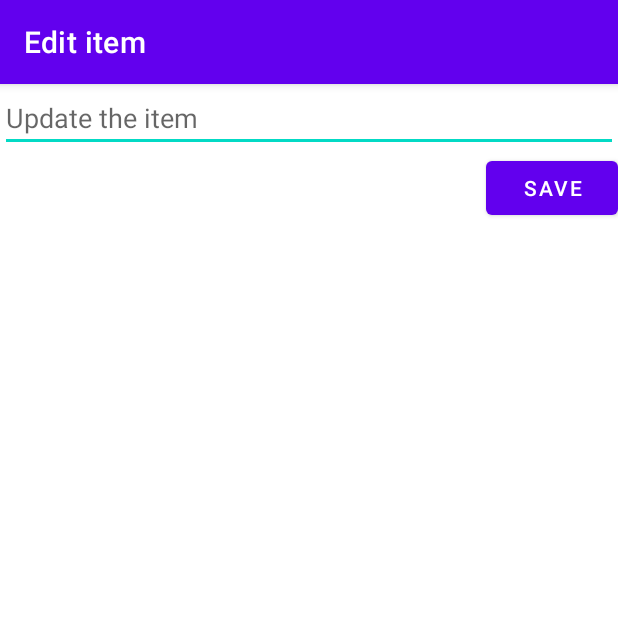
After one commit to MrSaladdd/SimpleToDo, an Android app: the EditActivity screen opened directly, with no data from a screen before it, on a phone screen of 412 x 824 dp, the top half of it. The commit adds this screen. Run offline under Robolectric (Android 15) with nearby library versions, the phone set to English and light mode, and no system bars.

Commit message:
Added new feature for user to edit a todo item and save it

```diff
--- /dev/null
+++ b/app/src/main/java/com/example/mysimpletodo/EditActivity.java
@@ -0,0 +1,51 @@
+package com.example.mysimpletodo;
+
+import android.content.Intent;
+import android.os.Bundle;
+import android.view.View;
+import android.widget.Button;
+import android.widget.EditText;
+
+import androidx.appcompat.app.AppCompatActivity;
+
+public class EditActivity extends AppCompatActivity {
+
+    private EditText updateItem;
+    private Button saveButton;
+
+    @Override
+    protected void onCreate(Bundle savedInstanceState) {
+        super.onCreate(savedInstanceState);
+        setContentView(R.layout.activity_edit);
+
+        updateItem = findViewById(R.id.updateItem);
+        saveButton = findViewById(R.id.saveButton);
+
+        getSupportActionBar().setTitle("Edit item");
+
+        Intent intent = getIntent();
+        String item = intent.getStringExtra(MainActivity.KEY_ITEM_TEXT);
+        int position = intent.getIntExtra(MainActivity.KEY_ITEM_POSITION, 0);
+
+        updateItem.setText(item);
+
+        // Button is clicked when user done editing
+        saveButton.setOnClickListener(new View.OnClickListener() {
+            @Override
+            public void onClick(View view) {
+                // Create an intent which will contains the result
+                Intent intent = new Intent();
+
+                // Pass the data
+                intent.putExtra(MainActivity.KEY_ITEM_TEXT, updateItem.getText().toString());
+                intent.putExtra(MainActivity.KEY_ITEM_POSITION, position);
+
+                // set the result of the intent
+                setResult(RESULT_OK, intent);
+
+                // finish the activity
+                finish();
+            }
+        });
+    }
+}
--- /dev/null
+++ b/app/src/main/res/layout/activity_edit.xml
@@ -0,0 +1,28 @@
+<?xml version="1.0" encoding="utf-8"?>
+<androidx.constraintlayout.widget.ConstraintLayout xmlns:android="http://schemas.android.com/apk/res/android"
+    xmlns:app="http://schemas.android.com/apk/res-auto"
+    xmlns:tools="http://schemas.android.com/tools"
+    android:layout_width="match_parent"
+    android:layout_height="match_parent"
+    tools:context=".EditActivity">
+
+    <EditText
+        android:id="@+id/updateItem"
+        android:layout_width="0dp"
+        android:layout_height="wrap_content"
+        android:ems="10"
+        android:hint="Update the item"
+        android:inputType="text"
+        app:layout_constraintEnd_toEndOf="parent"
+        app:layout_constraintStart_toStartOf="parent"
+        app:layout_constraintTop_toTopOf="parent"
+        android:importantForAutofill="no" />
+
+    <Button
+        android:id="@+id/saveButton"
+        android:layout_width="wrap_content"
+        android:layout_height="wrap_content"
+        android:text="Save"
+        app:layout_constraintEnd_toEndOf="parent"
+        app:layout_constraintTop_toBottomOf="@+id/updateItem" />
+</androidx.constraintlayout.widget.ConstraintLayout>
--- a/app/src/main/res/layout/activity_main.xml
+++ b/app/src/main/res/layout/activity_main.xml
@@ -31,7 +31,10 @@
         android:layout_marginBottom="0dp"
         android:layout_toStartOf="@+id/addButton"
         android:ems="10"
-        android:hint="@string/add_an_item_here" />
+        android:hint="@string/add_an_item_here"
+        android:importantForAutofill="no"
+        android:inputType="text"
+        tools:ignore="TextContrastCheck" />
 
     <androidx.recyclerview.widget.RecyclerView
         android:id="@+id/rvItem"
```
Also changed, not shown: app/src/main/AndroidManifest.xml (+6 -3 lines), app/src/main/java/com/example/mysimpletodo/ItemAdapter.java (+25 -5 lines), app/src/main/java/com/example/mysimpletodo/MainActivity.java (+92 -11 lines).
